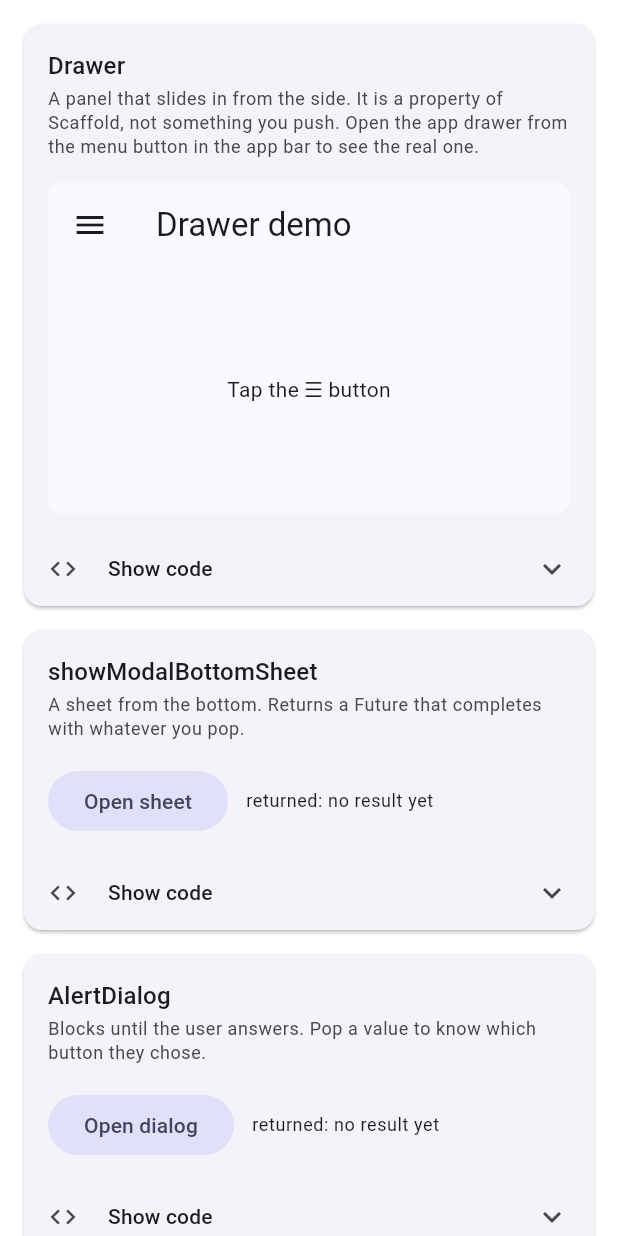
After one commit to rao21/iba_app_dev_26, a Flutter app: the NavigationPage screen opened directly, on a phone screen of 412 x 824 dp. The commit adds this screen. Run offline on Flutter 3.47's test engine with Material 3 defaults, Android fonts, the phone set to English and light mode, and no system bars; network calls fail.

Commit message:
feat(gallery): add Navigation and Advanced sections
Navigation: Drawer (plus a real app drawer on the gallery Scaffold),
modal bottom sheet, AlertDialog, TabBar/TabBarView and Navigator.push to a
second screen — each showing the value the route hands back.

Advanced: AnimatedContainer, FutureBuilder with all three snapshot states,
Dismissible inside RefreshIndicator, Stepper, Hero tags, SliverAppBar in a
CustomScrollView, and DataTable.

Cover drawer navigation with a widget test.

```diff
--- /dev/null
+++ b/lib/demos/navigation_page.dart
@@ -0,0 +1,313 @@
+import 'package:flutter/material.dart';
+
+import '../widgets/demo_card.dart';
+
+/// Widgets that move the user somewhere, or put something on top of the page:
+/// drawers, sheets, dialogs, tabs and routes.
+class NavigationPage extends StatelessWidget {
+  const NavigationPage({super.key});
+
+  @override
+  Widget build(BuildContext context) {
+    return ListView(
+      padding: const EdgeInsets.symmetric(vertical: 8),
+      children: [
+        DemoCard(
+          title: 'Drawer',
+          note: 'A panel that slides in from the side. It is a property of '
+              'Scaffold, not something you push. Open the app drawer from the '
+              'menu button in the app bar to see the real one.',
+          code: '''
+Scaffold(
+  drawer: Drawer(
+    child: ListView(
+      padding: EdgeInsets.zero,
+      children: [
+        DrawerHeader(child: Text('IBA App Dev')),
+        ListTile(
+          leading: Icon(Icons.dashboard),
+          title: Text('Layout'),
+          onTap: () => Navigator.pop(context),
+        ),
+      ],
+    ),
+  ),
+  // endDrawer: Drawer(...)  // the same thing, from the right
+  body: ...,
+)''',
+          child: _MiniScaffold(
+            builder: (context) => Scaffold(
+              appBar: AppBar(
+                title: const Text('Drawer demo'),
+                automaticallyImplyLeading: true,
+              ),
+              drawer: Drawer(
+                child: ListView(
+                  padding: EdgeInsets.zero,
+                  children: [
+                    DrawerHeader(
+                      decoration: BoxDecoration(
+                        color: Theme.of(context).colorScheme.primaryContainer,
+                      ),
+                      child: const Align(
+                        alignment: Alignment.bottomLeft,
+                        child: Text('IBA App Dev'),
+                      ),
+                    ),
+                    ListTile(
+                      leading: const Icon(Icons.person_outline),
+                      title: const Text('Profile'),
+                      onTap: () => Navigator.pop(context),
+                    ),
+                    ListTile(
+                      leading: const Icon(Icons.settings_outlined),
+                      title: const Text('Settings'),
+                      onTap: () => Navigator.pop(context),
+                    ),
+                  ],
+                ),
+              ),
+              body: const Center(child: Text('Tap the ☰ button')),
+            ),
+          ),
+        ),
+        DemoCard(
+          title: 'showModalBottomSheet',
+          note: 'A sheet from the bottom. Returns a Future that completes with '
+              'whatever you pop.',
+          code: '''
+final choice = await showModalBottomSheet<String>(
+  context: context,
+  showDragHandle: true,
+  builder: (context) => Column(
+    mainAxisSize: MainAxisSize.min,
+    children: [
+      ListTile(
+        leading: const Icon(Icons.share),
+        title: const Text('Share'),
+        onTap: () => Navigator.pop(context, 'share'),
+      ),
+    ],
+  ),
+);''',
+          child: _ActionRow(
+            label: 'Open sheet',
+            run: (context) async {
+              final choice = await showModalBottomSheet<String>(
+                context: context,
+                showDragHandle: true,
+                builder: (context) => Column(
+                  mainAxisSize: MainAxisSize.min,
+                  children: [
+                    ListTile(
+                      leading: const Icon(Icons.share_outlined),
+                      title: const Text('Share'),
+                      onTap: () => Navigator.pop(context, 'share'),
+                    ),
+                    ListTile(
+                      leading: const Icon(Icons.download_outlined),
+                      title: const Text('Download'),
+                      onTap: () => Navigator.pop(context, 'download'),
+                    ),
+                  ],
+                ),
+              );
+              return choice ?? 'dismissed';
+            },
+          ),
+        ),
+        DemoCard(
+          title: 'AlertDialog',
+          note: 'Blocks until the user answers. Pop a value to know which '
+              'button they chose.',
+          code: '''
+final confirmed = await showDialog<bool>(
+  context: context,
+  builder: (context) => AlertDialog(
+    title: const Text('Drop this course?'),
+    content: const Text('You can re-enroll until the add/drop deadline.'),
+    actions: [
+      TextButton(
+        onPressed: () => Navigator.pop(context, false),
+        child: const Text('Cancel'),
+      ),
+      FilledButton(
+        onPressed: () => Navigator.pop(context, true),
+        child: const Text('Drop'),
+      ),
+    ],
+  ),
+);''',
+          child: _ActionRow(
+            label: 'Open dialog',
+            run: (context) async {
+              final confirmed = await showDialog<bool>(
+                context: context,
+                builder: (context) => AlertDialog(
+                  title: const Text('Drop this course?'),
+                  content: const Text(
+                    'You can re-enroll until the add/drop deadline.',
+                  ),
+                  actions: [
+                    TextButton(
+                      onPressed: () => Navigator.pop(context, false),
+                      child: const Text('Cancel'),
+                    ),
+                    FilledButton(
+                      onPressed: () => Navigator.pop(context, true),
+                      child: const Text('Drop'),
+                    ),
+                  ],
+                ),
+              );
+              return confirmed == true ? 'dropped' : 'kept';
+            },
+          ),
+        ),
+        DemoCard(
+          title: 'TabBar + TabBarView',
+          note: 'Both need a TabController above them. DefaultTabController is '
+              'the one-line way to supply it.',
+          code: '''
+DefaultTabController(
+  length: 3,
+  child: Column(
+    children: [
+      const TabBar(tabs: [Tab(text: 'Mon'), Tab(text: 'Tue'), Tab(text: 'Wed')]),
+      const Expanded(
+        child: TabBarView(children: [DayView(0), DayView(1), DayView(2)]),
+      ),
+    ],
+  ),
+)''',
+          child: SizedBox(
+            height: 160,
+            child: DefaultTabController(
+              length: 3,
+              child: Column(
+                children: [
+                  const TabBar(
+                    tabs: [Tab(text: 'Mon'), Tab(text: 'Tue'), Tab(text: 'Wed')],
+                  ),
+                  Expanded(
+                    child: TabBarView(
+                      children: [
+                        for (final day in ['Monday', 'Tuesday', 'Wednesday'])
+                          Center(child: Text('$day timetable')),
+                      ],
+                    ),
+                  ),
+                ],
+              ),
+            ),
+          ),
+        ),
+        DemoCard(
+          title: 'Navigator.push',
+          note: 'Puts a whole new screen on the stack. pop() takes it off and '
+              'can hand a value back to whoever pushed it.',
+          code: '''
+final picked = await Navigator.push<String>(
+  context,
+  MaterialPageRoute(builder: (context) => const CoursePickerPage()),
+);
+
+// inside CoursePickerPage
+Navigator.pop(context, 'Data Structures');''',
+          child: _ActionRow(
+            label: 'Open a screen',
+            run: (context) async {
+              final picked = await Navigator.push<String>(
+                context,
+                MaterialPageRoute(builder: (context) => const _PickerPage()),
+              );
+              return picked ?? 'came back empty';
+            },
+          ),
+        ),
+      ],
+    );
+  }
+}
+
+/// A full second screen, pushed by the Navigator demo.
+class _PickerPage extends StatelessWidget {
+  const _PickerPage();
+
+  static const _courses = ['App Development', 'Data Structures', 'Marketing'];
+
+  @override
+  Widget build(BuildContext context) {
+    return Scaffold(
+      appBar: AppBar(title: const Text('Pick a course')),
+      body: ListView(
+        children: [
+          for (final course in _courses)
+            ListTile(
+              title: Text(course),
+              onTap: () => Navigator.pop(context, course),
+            ),
+        ],
+      ),
+    );
+  }
+}
+
+/// Runs an async action and prints whatever it returned, so the class can see
+/// that dialogs and sheets hand a value back.
+class _ActionRow extends StatefulWidget {
+  const _ActionRow({required this.label, required this.run});
+
+  final String label;
+  final Future<String> Function(BuildContext context) run;
+
+  @override
+  State<_ActionRow> createState() => _ActionRowState();
+}
+
+class _ActionRowState extends State<_ActionRow> {
+  String _result = 'no result yet';
+
+  @override
+  Widget build(BuildContext context) {
+    return Row(
+      children: [
+        FilledButton.tonal(
+          onPressed: () async {
+            final result = await widget.run(context);
+            if (!mounted) return; // the demo may have been scrolled away
+            setState(() => _result = result);
+          },
+          child: Text(widget.label),
+        ),
+        const SizedBox(width: 12),
+        Expanded(
+          child: Text(
+            'returned: $_result',
+            style: Theme.of(context).textTheme.bodySmall,
+            overflow: TextOverflow.ellipsis,
+          ),
+        ),
+      ],
+    );
+  }
+}
+
+/// A small framed Scaffold so a demo can own an app bar and a drawer without
+/// taking over the whole page.
+class _MiniScaffold extends StatelessWidget {
+  const _MiniScaffold({required this.builder});
+
+  final WidgetBuilder builder;
+
+  @override
+  Widget build(BuildContext context) {
+    return ClipRRect(
+      borderRadius: BorderRadius.circular(8),
+      child: SizedBox(
+        height: 220,
+        child: Builder(builder: builder),
+      ),
+    );
+  }
+}
```
Also changed, not shown: lib/demos/advanced_page.dart (added, +294 -0 lines), lib/main.dart (+51 -0 lines), 1 other file.
